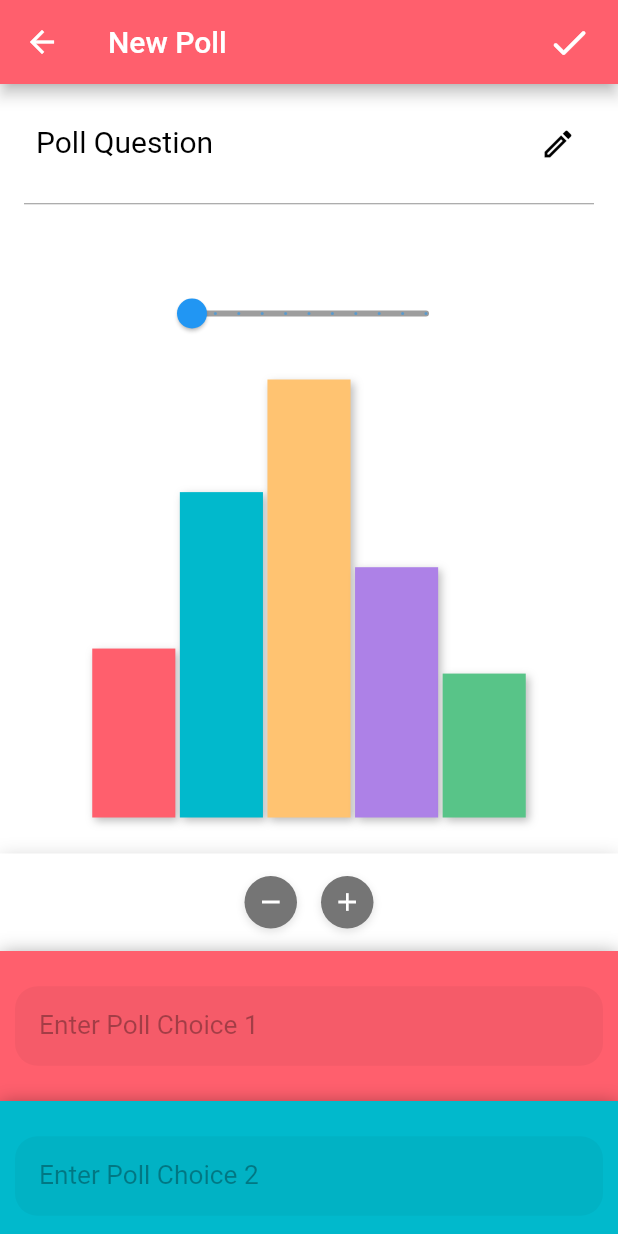
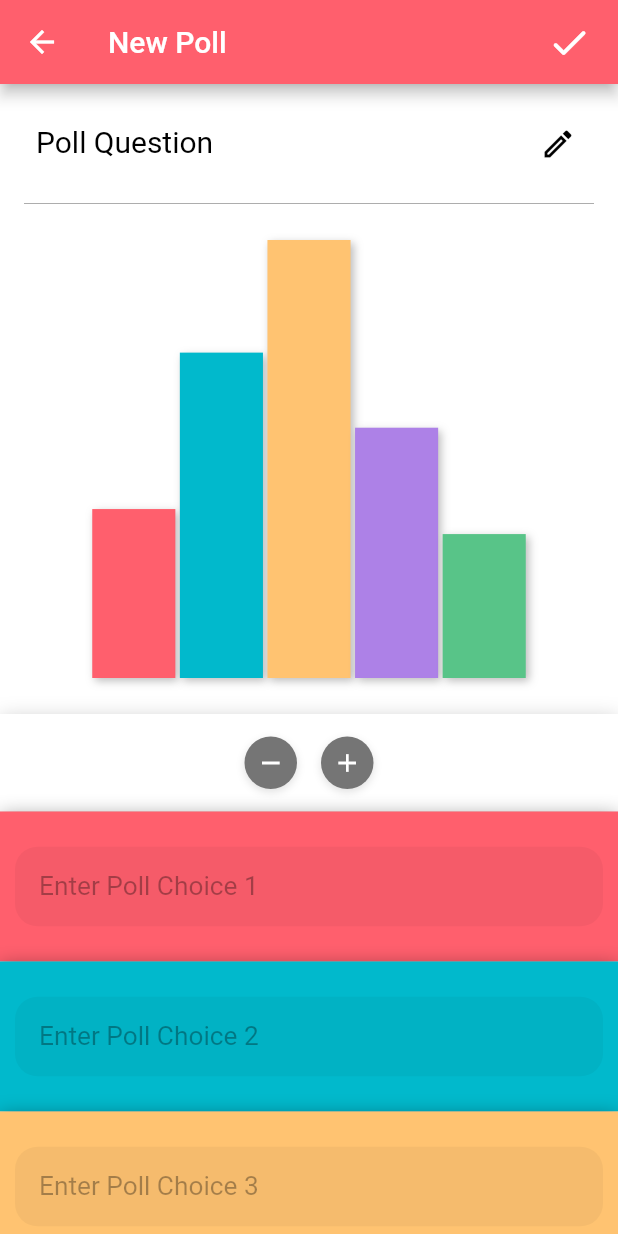
Before and after one commit to nickeastmond/Pollar, a Flutter app: the CreatePollPage screen opened directly with empty values, after a tap on the "done" icon, on a phone screen of 412 x 824 dp. Run offline on Flutter 3.47's test engine with Material 2 defaults, Android fonts, the phone set to English and light mode, and no system bars; our stand-ins replace cloud_firestore, email_validator, firebase_auth, firebase_core, flutter_map, geocoding and 7 more; missing offline and left inert: dart:ffi, open_street_map_search_and_pick; accounts and stored records are empty.

Commit message:
Map Page before posting poll

```diff
--- a/lib/polls/create_poll_page.dart
+++ b/lib/polls/create_poll_page.dart
@@ -10,7 +10,10 @@ import 'package:pollar/model/constans.dart';
 import 'package:pollar/services/feeds/main_feed_provider.dart';
 import 'package:pollar/model/Position/position_adapter.dart';
 import 'package:pollar/model/user/pollar_user_model.dart';
+import 'package:provider/provider.dart';
+import 'package:shared_preferences/shared_preferences.dart';
 
+import '../maps.dart';
 import '../model/Poll/database/add_poll_firestore.dart';
 import '../model/Poll/poll_model.dart';
 import '../polls_theme.dart';
@@ -36,7 +39,34 @@ class CreatePollPageState extends State<CreatePollPage> {
     TextEditingController()
   ];
   int numBars = 5;
+
   double _sliderValue = 0.0;
+
+  void showLoadingScreen(BuildContext context) {
+    showDialog(
+      context: context,
+      barrierDismissible: false,
+      builder: (
+        BuildContext context,
+      ) {
+        return PollsTheme(builder: (context, theme) {
+          return Stack(
+            children: <Widget>[
+              const ModalBarrier(
+                color: Color.fromARGB(0, 0, 0, 0),
+                dismissible: false,
+              ),
+              Center(
+                child: CircularProgressIndicator(
+                  color: theme.secondaryHeaderColor,
+                ),
+              ),
+            ],
+          );
+        });
+      },
+    );
+  }
 
   @override
   Widget build(BuildContext context) {
@@ -52,16 +82,50 @@ class CreatePollPageState extends State<CreatePollPage> {
                 child: GestureDetector(
                   onTap: () async {
                     try {
+                      if (pollQuestionController.text.isEmpty) {
+                        debugPrint("Please don't leave the question empty");
+
+                        throw Exception(
+                            "Tried to submit without filling out the question");
+                      }
+
+                      for (int i = 0; i < numBars; i++) {
+                        String answer = pollChoices[i].text;
+                        if (answer.isEmpty) {
+                          debugPrint("Please don't leave any answers empty");
+
+                          throw Exception(
+                              "Tried to submit without filling out answers");
+                        }
+                      }
+
+                      //Lets now fetch location and radius with map
+                      // MainFeedProvider feedProvider =
+                      //     Provider.of<MainFeedProvider>(context, listen: false);
+
+                      bool successMap = await Navigator.of(context).push(
+                        MaterialPageRoute(
+                          builder: (context) => CreateMapPage(
+                            feedProvider: widget.feedProvider,
+                            fromFeed: false,
+                          ),
+                        ),
+                      );
+
+                      if (!successMap) {
+                        return;
+                      }
+                      showLoadingScreen(context);
+
                       Map<String, dynamic> data = {};
                       Position? cur =
                           await PositionAdapter.getFromSharedPreferences(
                               "virtualLocation");
+                      SharedPreferences prefs =
+                          await SharedPreferences.getInstance();
+                      _sliderValue = prefs.getDouble('Radius') ?? 0;
 
-                      if (pollQuestionController.text.isEmpty) {
-                        debugPrint("Please don't leave the question empty");
-                        throw Exception(
-                            "Tried to submit without filling out the question");
-                      }
+                      //We are done with location stuff, lets upload this info
 
                       data.addAll({
                         "locationData": GeoPoint(cur!.latitude, cur.longitude),
@@ -76,11 +140,13 @@ class CreatePollPageState extends State<CreatePollPage> {
                         String answer = pollChoices[i].text;
                         if (answer.isEmpty) {
                           debugPrint("Please don't leave any answers empty");
+
                           throw Exception(
                               "Tried to submit without filling out answers");
                         }
                         answers.add({"text": answer, "count": 0});
                       }
+
                       data["pollData"]["answers"] = answers;
                       String uid = FirebaseAuth.instance.currentUser!.uid;
                       data["timestamp"] = DateTime.now();
@@ -91,6 +157,7 @@ class CreatePollPageState extends State<CreatePollPage> {
                       if (context.mounted && success) {
                         await widget.feedProvider.fetchInitial(100);
                         addPoints(Constants.CREATE_POLL_POINTS);
+                        Navigator.pop(context);
                         Navigator.pop(context);
                         //This seemed to work not having the UI in feed have a seizure
                         // ignore: invalid_use_of_visible_for_testing_member
@@ -174,43 +241,43 @@ class CreatePollPageState extends State<CreatePollPage> {
                   ),
                 ),
               ),
-              const Padding(
-                padding: EdgeInsets.symmetric(vertical: 16.0),
-                child: Text(
-                  'Select a Radius',
-                  style: TextStyle(
-                    color: Colors.white,
-                    fontSize: 17.5,
-                  ),
-                ),
-              ),
-              SizedBox(
-                width: 200,
-                child: SliderTheme(
-                  data: SliderTheme.of(context).copyWith(
-                    thumbShape: RoundSliderThumbShape(enabledThumbRadius: 10),
-                    overlayShape: RoundSliderOverlayShape(overlayRadius: 20),
-                    activeTrackColor: Colors.blue,
-                    inactiveTrackColor: Colors.grey,
-                    thumbColor: Colors.blue,
-                    overlayColor: Colors.blue.withOpacity(0.2),
-                  ),
-                  child: Slider(
-                    value: _sliderValue,
-                    min: 0.0,
-                    max: 20.0,
-                    onChanged: (newValue) {
-                      setState(() {
-                        _sliderValue = newValue;
-                      });
-                    },
-                    label: _sliderValue == 0.0
-                        ? 'Global'
-                        : "Poll Radius: ${_sliderValue.toStringAsFixed(1)}",
-                    divisions: 10,
-                  ),
-                ),
-              ),
+              // const Padding(
+              //   padding: EdgeInsets.symmetric(vertical: 16.0),
+              //   child: Text(
+              //     'Select a Radius',
+              //     style: TextStyle(
+              //       color: Colors.white,
+              //       fontSize: 17.5,
+              //     ),
+              //   ),
+              // ),
+              // SizedBox(
+              //   width: 200,
+              //   child: SliderTheme(
+              //     data: SliderTheme.of(context).copyWith(
+              //       thumbShape: RoundSliderThumbShape(enabledThumbRadius: 10),
+              //       overlayShape: RoundSliderOverlayShape(overlayRadius: 20),
+              //       activeTrackColor: Colors.blue,
+              //       inactiveTrackColor: Colors.grey,
+              //       thumbColor: Colors.blue,
+              //       overlayColor: Colors.blue.withOpacity(0.2),
+              //     ),
+              //     child: Slider(
+              //       value: _sliderValue,
+              //       min: 0.0,
+              //       max: 20.0,
+              //       onChanged: (newValue) {
+              //         setState(() {
+              //           _sliderValue = newValue;
+              //         });
+              //       },
+              //       label: _sliderValue == 0.0
+              //           ? 'Global'
+              //           : "Poll Radius: ${_sliderValue.toStringAsFixed(1)}",
+              //       divisions: 10,
+              //     ),
+              //   ),
+              // ),
               Container(
                 alignment: Alignment.center,
                 color: theme.scaffoldBackgroundColor,
```
Also changed, not shown: lib/maps.dart (+7 -3 lines), lib/navigation/navigation_page.dart (+9 -6 lines).
